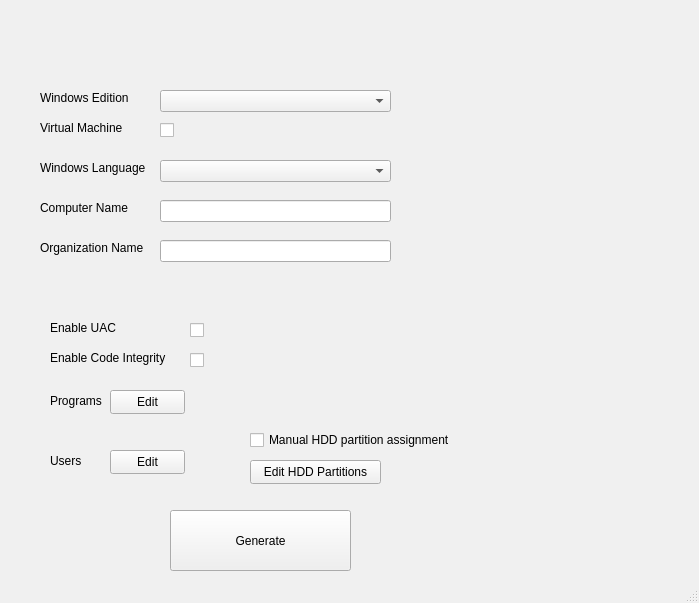
First picture: the form in MainWindow - untitled.ui, repository Alex591/answer-generator, before the edit.
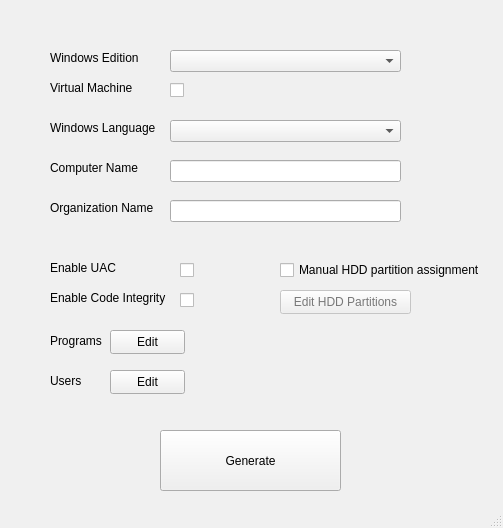
Second picture: the form after the edit.

What changed in the file:
```diff
--- a/MainWindow - untitled.ui
+++ b/MainWindow - untitled.ui
@@ -6,8 +6,8 @@
    <rect>
     <x>0</x>
     <y>0</y>
-    <width>699</width>
-    <height>603</height>
+    <width>503</width>
+    <height>528</height>
    </rect>
   </property>
   <property name="palette">
@@ -193,15 +193,6 @@
        </color>
       </brush>
      </colorrole>
-     <colorrole role="PlaceholderText">
-      <brush brushstyle="NoBrush">
-       <color alpha="255">
-        <red>0</red>
-        <green>0</green>
-        <blue>0</blue>
-       </color>
-      </brush>
-     </colorrole>
     </active>
     <inactive>
      <colorrole role="WindowText">
@@ -384,15 +375,6 @@
        </color>
       </brush>
      </colorrole>
-     <colorrole role="PlaceholderText">
-      <brush brushstyle="NoBrush">
-       <color alpha="255">
-        <red>0</red>
-        <green>0</green>
-        <blue>0</blue>
-       </color>
-      </brush>
-     </colorrole>
     </inactive>
     <disabled>
      <colorrole role="WindowText">
@@ -575,15 +557,6 @@
        </color>
       </brush>
      </colorrole>
-     <colorrole role="PlaceholderText">
-      <brush brushstyle="NoBrush">
-       <color alpha="255">
-        <red>0</red>
-        <green>0</green>
-        <blue>0</blue>
-       </color>
-      </brush>
-     </colorrole>
     </disabled>
    </palette>
   </property>
@@ -606,12 +579,15 @@
    <widget class="QPushButton" name="pushButton">
     <property name="geometry">
      <rect>
-      <x>170</x>
-      <y>510</y>
+      <x>160</x>
+      <y>430</y>
       <width>181</width>
       <height>61</height>
      </rect>
     </property>
+    <property name="styleSheet">
+     <string notr="true"/>
+    </property>
     <property name="text">
      <string>Generate</string>
     </property>
@@ -620,7 +596,7 @@
     <property name="geometry">
      <rect>
       <x>50</x>
-      <y>450</y>
+      <y>370</y>
       <width>71</width>
       <height>21</height>
      </rect>
@@ -633,7 +609,7 @@
     <property name="geometry">
      <rect>
       <x>110</x>
-      <y>450</y>
+      <y>370</y>
       <width>75</width>
       <height>24</height>
      </rect>
@@ -643,10 +619,13 @@
     </property>
    </widget>
    <widget class="QPushButton" name="hdd_edit_button">
+    <property name="enabled">
+     <bool>false</bool>
+    </property>
     <property name="geometry">
      <rect>
-      <x>250</x>
-      <y>460</y>
+      <x>280</x>
+      <y>290</y>
       <width>131</width>
       <height>24</height>
      </rect>
@@ -659,7 +638,7 @@
     <property name="geometry">
      <rect>
       <x>50</x>
-      <y>390</y>
+      <y>330</y>
       <width>71</width>
       <height>21</height>
      </rect>
@@ -672,7 +651,7 @@
     <property name="geometry">
      <rect>
       <x>110</x>
-      <y>390</y>
+      <y>330</y>
       <width>75</width>
       <height>24</height>
      </rect>
@@ -684,8 +663,8 @@
    <widget class="QCheckBox" name="vm_checkBox">
     <property name="geometry">
      <rect>
-      <x>160</x>
-      <y>120</y>
+      <x>170</x>
+      <y>80</y>
       <width>151</width>
       <height>20</height>
      </rect>
@@ -712,8 +691,8 @@
    <widget class="QComboBox" name="win_edition_combo">
     <property name="geometry">
      <rect>
-      <x>160</x>
-      <y>90</y>
+      <x>170</x>
+      <y>50</y>
       <width>231</width>
       <height>22</height>
      </rect>
@@ -722,8 +701,8 @@
    <widget class="QLabel" name="label">
     <property name="geometry">
      <rect>
-      <x>40</x>
-      <y>90</y>
+      <x>50</x>
+      <y>50</y>
       <width>111</width>
       <height>16</height>
      </rect>
@@ -735,8 +714,8 @@
    <widget class="QCheckBox" name="hdd_checkbox">
     <property name="geometry">
      <rect>
-      <x>250</x>
-      <y>430</y>
+      <x>280</x>
+      <y>260</y>
       <width>211</width>
       <height>20</height>
      </rect>
@@ -748,8 +727,8 @@
    <widget class="QLabel" name="label_2">
     <property name="geometry">
      <rect>
-      <x>40</x>
-      <y>160</y>
+      <x>50</x>
+      <y>120</y>
       <width>111</width>
       <height>16</height>
      </rect>
@@ -761,8 +740,8 @@
    <widget class="QLabel" name="label_3">
     <property name="geometry">
      <rect>
-      <x>40</x>
-      <y>120</y>
+      <x>50</x>
+      <y>80</y>
       <width>91</width>
       <height>16</height>
      </rect>
@@ -774,8 +753,8 @@
    <widget class="QComboBox" name="win_language_combobox">
     <property name="geometry">
      <rect>
-      <x>160</x>
-      <y>160</y>
+      <x>170</x>
+      <y>120</y>
       <width>231</width>
       <height>22</height>
      </rect>
@@ -785,7 +764,7 @@
     <property name="geometry">
      <rect>
       <x>50</x>
-      <y>320</y>
+      <y>260</y>
       <width>101</width>
       <height>16</height>
      </rect>
@@ -797,9 +776,9 @@
    <widget class="QCheckBox" name="uac_checkbox">
     <property name="geometry">
      <rect>
-      <x>190</x>
-      <y>320</y>
-      <width>151</width>
+      <x>180</x>
+      <y>260</y>
+      <width>31</width>
       <height>20</height>
      </rect>
     </property>
@@ -826,7 +805,7 @@
     <property name="geometry">
      <rect>
       <x>50</x>
-      <y>350</y>
+      <y>290</y>
       <width>121</width>
       <height>16</height>
      </rect>
@@ -838,9 +817,9 @@
    <widget class="QCheckBox" name="codeintegrity_checkbox">
     <property name="geometry">
      <rect>
-      <x>190</x>
-      <y>350</y>
-      <width>151</width>
+      <x>180</x>
+      <y>290</y>
+      <width>31</width>
       <height>20</height>
      </rect>
     </property>
@@ -866,8 +845,8 @@
    <widget class="QLineEdit" name="lineEdit">
     <property name="geometry">
      <rect>
-      <x>160</x>
-      <y>200</y>
+      <x>170</x>
+      <y>160</y>
       <width>231</width>
       <height>22</height>
      </rect>
@@ -876,8 +855,8 @@
    <widget class="QLabel" name="label_6">
     <property name="geometry">
      <rect>
-      <x>40</x>
-      <y>200</y>
+      <x>50</x>
+      <y>160</y>
       <width>101</width>
       <height>16</height>
      </rect>
@@ -889,8 +868,8 @@
    <widget class="QLineEdit" name="lineEdit_2">
     <property name="geometry">
      <rect>
-      <x>160</x>
-      <y>240</y>
+      <x>170</x>
+      <y>200</y>
       <width>231</width>
       <height>22</height>
      </rect>
@@ -899,8 +878,8 @@
    <widget class="QLabel" name="label_7">
     <property name="geometry">
      <rect>
-      <x>40</x>
-      <y>240</y>
+      <x>50</x>
+      <y>200</y>
       <width>111</width>
       <height>16</height>
      </rect>
```
